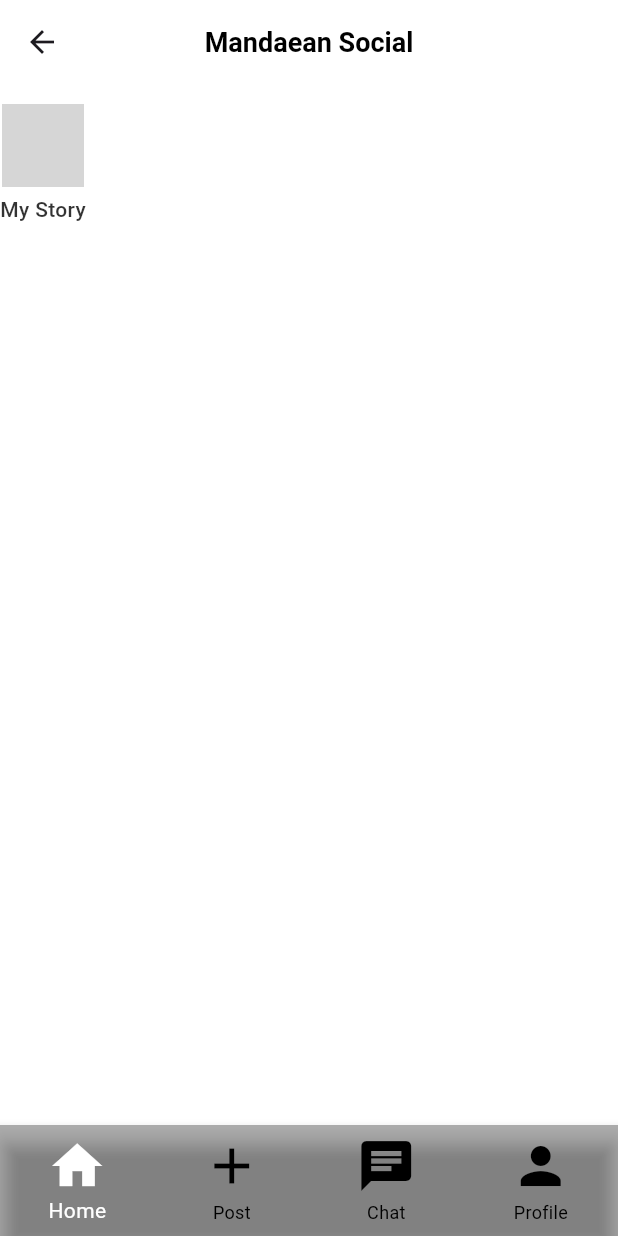
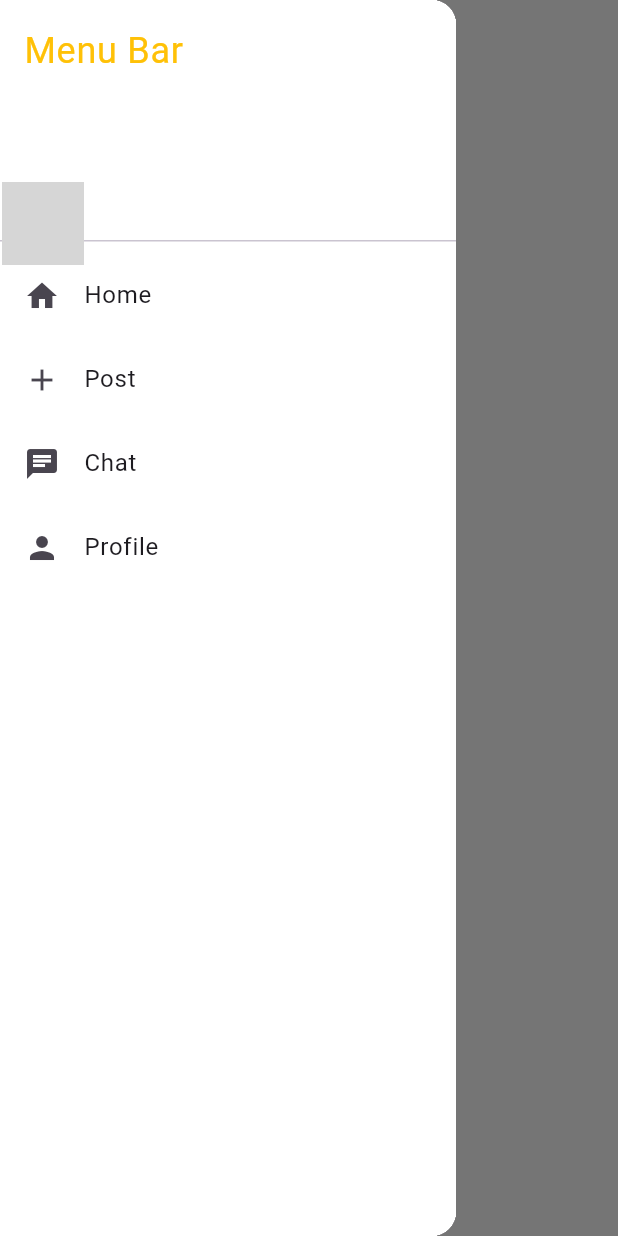
Before and after one commit to Ramihozi/TheMandaenApp, a Flutter app: the CommunityMainScreen screen opened directly, with the side drawer open (before the commit the screen has no drawer), on a phone screen of 412 x 824 dp. Run offline on Flutter 3.47's test engine with Material 3 defaults, Android fonts, the phone set to English and light mode, and no system bars; our stand-ins replace cached_network_image, cloud_firestore, expandable, firebase_auth, firebase_core, firebase_storage and 9 more; missing offline and left inert: clipboard; accounts and stored records are empty; Roboto replaces fonts that are missing (Poppins); grey boxes are pictures that could not be loaded.

Commit message:
UI Design Overhaul of Community Tab, Chat Implementation is partially working now.

```diff
--- a/lib/routes/routes.dart
+++ b/lib/routes/routes.dart
@@ -1,4 +1,3 @@
-import 'package:flutter/material.dart';
 import 'package:the_mandean_app/screens/community_comment_screen.dart';
 import 'package:the_mandean_app/screens/community_story_view_full_screen.dart';
 import 'package:the_mandean_app/screens/login_screen.dart';
--- a/lib/screens/calendar_screen.dart
+++ b/lib/screens/calendar_screen.dart
@@ -283,10 +283,10 @@ class _PrayerScreenState extends State<PrayerScreen> {
         });
       },
       style: ElevatedButton.styleFrom(
-        foregroundColor: _calendarView == view ? Colors.white : Colors.black, backgroundColor: _calendarView == view ? Colors.blue : Colors.white,
+        foregroundColor: _calendarView == view ? Colors.amber : Colors.black, backgroundColor: _calendarView == view ? Colors.white : Colors.white,
         shape: RoundedRectangleBorder(
           borderRadius: BorderRadius.circular(20),
-          side: const BorderSide(color: Colors.blue),
+          side: const BorderSide(color: Colors.black),
         ),
       ),
       child: Text(text),
--- a/lib/screens/community_home_screen.dart
+++ b/lib/screens/community_home_screen.dart
@@ -24,7 +24,7 @@ class HomeScreen extends StatelessWidget {
         backgroundColor: Colors.white,
         centerTitle: true,
         title: const Text(
-          'Mandaean Social',
+          '',
           style: TextStyle(fontSize: 18, color: Colors.black, fontWeight: FontWeight.bold),
         ),
       ),
@@ -32,7 +32,7 @@ class HomeScreen extends StatelessWidget {
         child: Column(
           children: [
             SizedBox(
-              height: size.height * 0.13,
+              height: size.height * 0.12,
               child: Row(
                 children: [
                   CreateStory(
--- a/lib/screens/community_main_screen.dart
+++ b/lib/screens/community_main_screen.dart
@@ -1,46 +1,91 @@
 import 'package:flutter/material.dart';
-import 'package:the_mandean_app/constants/constants.dart';
 import 'package:get/get.dart';
 import 'package:the_mandean_app/screens/community_main_screen_controller.dart';
 
+class CommunityMainScreen extends StatelessWidget {
+  final Color drawerBackgroundColor;
+  final Color drawerHeaderColor;
 
-class CommunityMainScreen extends StatelessWidget {
-  CommunityMainScreen({super.key});
+  CommunityMainScreen({
+    super.key,
+    this.drawerBackgroundColor = Colors.white, // Default background color for Drawer
+    this.drawerHeaderColor = Colors.white, // Default background color for DrawerHeader
+  });
 
-  final _controller = Get.put(MainScreenController(),permanent: true);
+  final MainScreenController _controller = Get.put(MainScreenController(), permanent: true);
+
   @override
   Widget build(BuildContext context) {
-    return Obx((){
+    return Obx(() {
       return Scaffold(
-        body: _controller.widgetOptions.elementAt(_controller.selectedIndex.value),
-        bottomNavigationBar: BottomNavigationBar(
-            items: const <BottomNavigationBarItem>[
-              BottomNavigationBarItem(
-                icon: Icon(Icons.home),
-                label: 'Home',
-              ),
-              BottomNavigationBarItem(
-                icon: Icon(Icons.add),
-                label: 'Post',
-              ),
-              BottomNavigationBarItem(
-                icon: Icon(Icons.chat),
-                label: 'Chat',
-              ),
-              BottomNavigationBarItem(
-                icon: Icon(Icons.person),
-                label: 'Profile',
-              ),
-            ],
-            type: BottomNavigationBarType.fixed,
-            backgroundColor: lightPrimaryColor.withOpacity(0.3),
-            currentIndex: _controller.selectedIndex.value,
-            selectedItemColor: Colors.white,
-            unselectedItemColor: Colors.black,
-            iconSize: 40,
-            onTap: _controller.onItemTapped,
-            elevation: 5
+        appBar: AppBar(
+          title: const Text('Social Network'),
+          backgroundColor: Colors.white,
+          elevation: 0,
+          leading: Builder(
+            builder: (context) => IconButton(
+              icon: const Icon(Icons.menu),
+              onPressed: () {
+                Scaffold.of(context).openDrawer();
+              },
+            ),
+          ),
         ),
+        drawer: Drawer(
+          child: Container(
+            color: drawerBackgroundColor,
+            child: ListView(
+              padding: EdgeInsets.zero,
+              children: <Widget>[
+                DrawerHeader(
+                  decoration: BoxDecoration(
+                    color: drawerHeaderColor,
+                  ),
+                  child: const Text(
+                    'Menu Bar',
+                    style: TextStyle(
+                      color: Colors.amber,
+                      fontSize: 24,
+                    ),
+                  ),
+                ),
+                ListTile(
+                  leading: const Icon(Icons.home),
+                  title: const Text('Home'),
+                  onTap: () {
+                    _controller.onItemTapped(0); // Navigate to HomeScreen
+                    Navigator.pop(context);
+                  },
+                ),
+                ListTile(
+                  leading: const Icon(Icons.add),
+                  title: const Text('Post'),
+                  onTap: () {
+                    _controller.onItemTapped(1); // Navigate to AddPostScreen
+                    Navigator.pop(context);
+                  },
+                ),
+                ListTile(
+                  leading: const Icon(Icons.chat),
+                  title: const Text('Chat'),
+                  onTap: () {
+                    _controller.onItemTapped(2); // Navigate to ChatScreen
+                    Navigator.pop(context);
+                  },
+                ),
+                ListTile(
+                  leading: const Icon(Icons.person),
+                  title: const Text('Profile'),
+                  onTap: () {
+                    _controller.onItemTapped(3); // Navigate to ProfileScreen
+                    Navigator.pop(context);
+                  },
+                ),
+              ],
+            ),
+          ),
+        ),
+        body: _controller.widgetOptions[_controller.selectedIndex.value],
       );
     });
   }
--- a/lib/screens/community_main_screen_controller.dart
+++ b/lib/screens/community_main_screen_controller.dart
@@ -12,7 +12,7 @@ class MainScreenController extends GetxController{
   final widgetOptions =  [
     HomeScreen(),
     AddPostScreen(),
-    const ChatScreen(),
+    CommunityChatScreen(),
     ProfileScreen()
   ];
 
--- /dev/null
+++ b/lib/screens/user.dart
@@ -0,0 +1,23 @@
+import 'package:cloud_firestore/cloud_firestore.dart';
+
+class User {
+  final String id; // Add this field
+  final String name;
+  final String imageUrl;
+
+  User({
+    required this.id,
+    required this.name,
+    required this.imageUrl,
+  });
+
+  // Factory method to convert DocumentSnapshot to User object
+  factory User.fromSnapshot(DocumentSnapshot snapshot) {
+    var data = snapshot.data() as Map<String, dynamic>;
+    return User(
+      id: snapshot.id,
+      name: data['name'] ?? '',
+      imageUrl: data['url'] ?? '',
+    );
+  }
+}
```
Also changed, not shown: lib/screens/Community_dm_message.dart (added, +35 -0 lines), lib/screens/Community_dm_screen.dart (added, +181 -0 lines), lib/screens/community_chat_screen.dart (+52 -7 lines), lib/screens/community_friends_tab.dart (added, +49 -0 lines), lib/screens/firebase_service.dart (added, +23 -0 lines).
